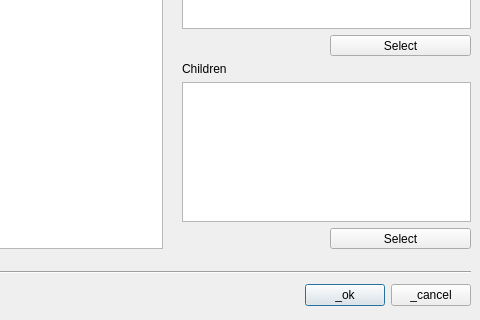
This is src/laybasic/SimpleCellSelectionForm.ui in KLayout/klayout as Qt 5 draws it before an edit; both pictures show x 149 to 629 and y 205 to 525 of the 629 by 525 pixel window. The edited form follows.
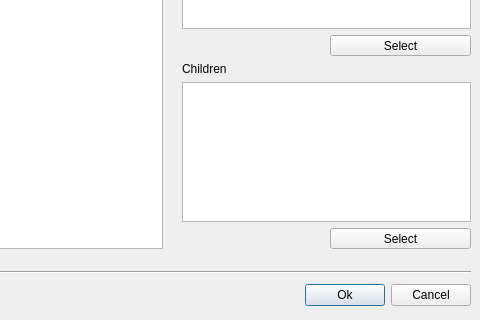
This is the edited form. Icons and pictures are not drawn.

Commit message:
"Find cell" feature: just type into the cell list
This feature includes:
 * Enhancements to tl::GlobPattern
   (exact mode, case insensitive)
   TODO: UTF8 support
 * Enhancements to DecoratedLineEdit
   (ESC key handling, Tab key handling)

Patch:
```diff
--- a/src/laybasic/SimpleCellSelectionForm.ui
+++ b/src/laybasic/SimpleCellSelectionForm.ui
@@ -394,9 +394,9 @@
        </spacer>
       </item>
       <item>
-       <widget class="QPushButton" name="ok_button" >
-        <property name="text" >
-         <string>_ok</string>
+       <widget class="QPushButton" name="ok_button">
+        <property name="text">
+         <string>Ok</string>
         </property>
         <property name="default" >
          <bool>true</bool>
@@ -404,9 +404,9 @@
        </widget>
       </item>
       <item>
-       <widget class="QPushButton" name="cancel_button" >
-        <property name="text" >
-         <string>_cancel</string>
+       <widget class="QPushButton" name="cancel_button">
+        <property name="text">
+         <string>Cancel</string>
         </property>
        </widget>
       </item>
@@ -415,7 +415,7 @@
    </item>
   </layout>
  </widget>
- <layoutdefault spacing="6" margin="11" />
+ <layoutdefault spacing="6" margin="11"/>
  <resources>
   <include location="layResources.qrc" />
  </resources>
```
Left out of the diff: 367 changed lines with no effect on the pictures. The commit also changes 11 other files.
